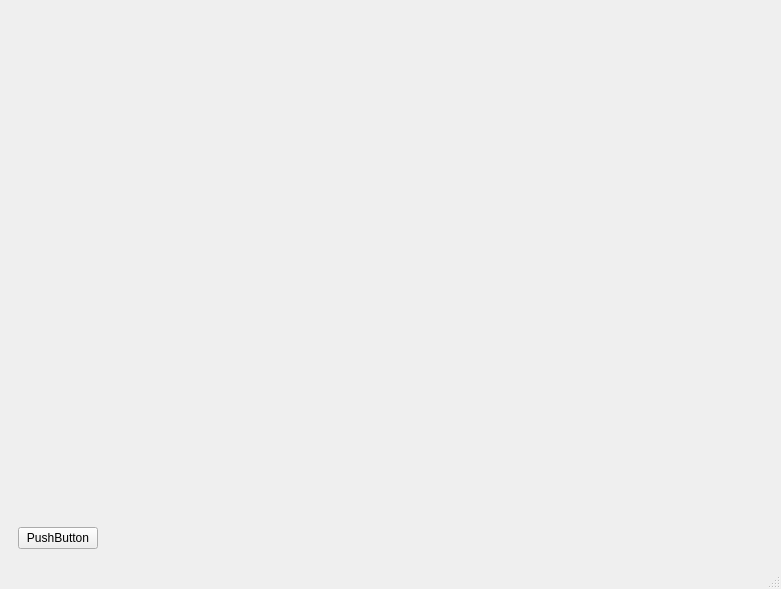
09rohanchopra/CamTechHack-17, file gui.ui: the form before one commit.
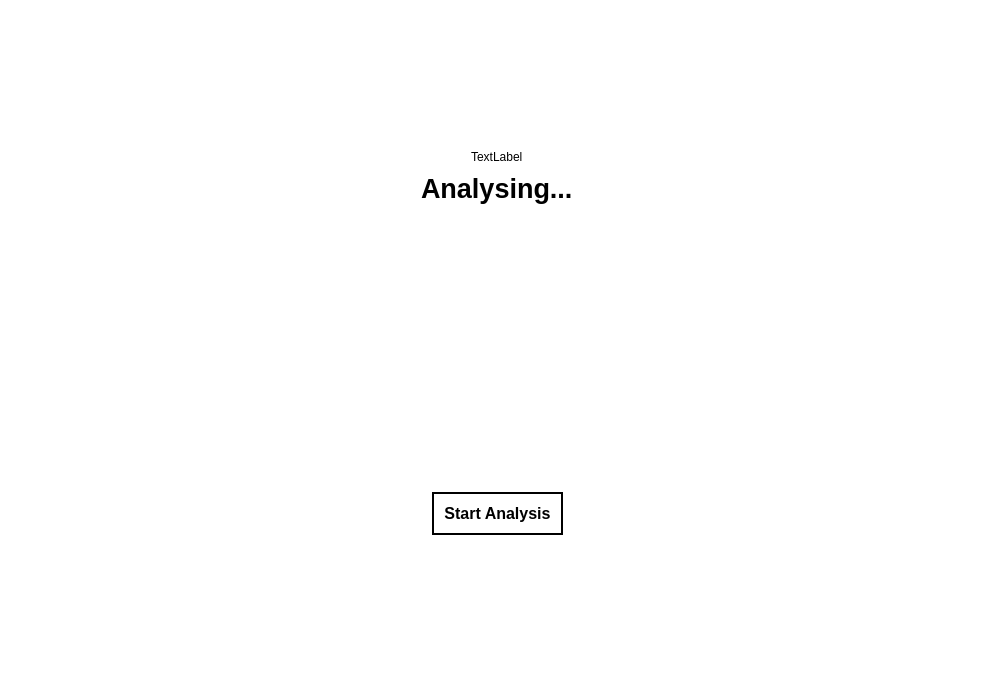
The form after the commit.

```diff
--- a/gui.ui
+++ b/gui.ui
@@ -6,53 +6,237 @@
    <rect>
     <x>0</x>
     <y>0</y>
-    <width>781</width>
-    <height>589</height>
+    <width>994</width>
+    <height>688</height>
    </rect>
   </property>
   <property name="windowTitle">
    <string>MainWindow</string>
   </property>
+  <property name="autoFillBackground">
+   <bool>false</bool>
+  </property>
+  <property name="styleSheet">
+   <string notr="true">background:#FFF;
+</string>
+  </property>
   <widget class="QWidget" name="centralwidget">
+   <property name="styleSheet">
+    <string notr="true"/>
+   </property>
    <layout class="QVBoxLayout" name="verticalLayout_2">
     <item>
-     <layout class="QHBoxLayout" name="horizontalLayout">
+     <layout class="QVBoxLayout" name="verticalLayout_5">
       <item>
-       <widget class="QWidget" name="eyeImage" native="true"/>
+       <spacer name="verticalSpacer">
+        <property name="orientation">
+         <enum>Qt::Vertical</enum>
+        </property>
+        <property name="sizeHint" stdset="0">
+         <size>
+          <width>20</width>
+          <height>120</height>
+         </size>
+        </property>
+       </spacer>
+      </item>
+      <item>
+       <layout class="QHBoxLayout" name="horizontalLayout_3" stretch="0,0,0">
+        <property name="spacing">
+         <number>10</number>
+        </property>
+        <property name="margin">
+         <number>0</number>
+        </property>
+        <item>
+         <spacer name="horizontalSpacer">
+          <property name="orientation">
+           <enum>Qt::Horizontal</enum>
+          </property>
+          <property name="sizeHint" stdset="0">
+           <size>
+            <width>40</width>
+            <height>20</height>
+           </size>
+          </property>
+         </spacer>
+        </item>
+        <item>
+         <widget class="QLabel" name="logoLabel">
+          <property name="text">
+           <string>TextLabel</string>
+          </property>
+         </widget>
+        </item>
+        <item>
+         <spacer name="horizontalSpacer_2">
+          <property name="orientation">
+           <enum>Qt::Horizontal</enum>
+          </property>
+          <property name="sizeHint" stdset="0">
+           <size>
+            <width>40</width>
+            <height>20</height>
+           </size>
+          </property>
+         </spacer>
+        </item>
+       </layout>
+      </item>
+      <item>
+       <layout class="QHBoxLayout" name="horizontalLayout_5">
+        <property name="margin">
+         <number>0</number>
+        </property>
+        <item>
+         <spacer name="horizontalSpacer_6">
+          <property name="orientation">
+           <enum>Qt::Horizontal</enum>
+          </property>
+          <property name="sizeHint" stdset="0">
+           <size>
+            <width>40</width>
+            <height>20</height>
+           </size>
+          </property>
+         </spacer>
+        </item>
+        <item>
+         <widget class="QLabel" name="analysingLabel">
+          <property name="font">
+           <font>
+            <family>Nirmala UI</family>
+            <pointsize>20</pointsize>
+            <weight>75</weight>
+            <bold>true</bold>
+           </font>
+          </property>
+          <property name="text">
+           <string>Analysing...</string>
+          </property>
+         </widget>
+        </item>
+        <item>
+         <spacer name="horizontalSpacer_5">
+          <property name="orientation">
+           <enum>Qt::Horizontal</enum>
+          </property>
+          <property name="sizeHint" stdset="0">
+           <size>
+            <width>40</width>
+            <height>20</height>
+           </size>
+          </property>
+         </spacer>
+        </item>
+       </layout>
+      </item>
+      <item>
+       <spacer name="verticalSpacer_2">
+        <property name="orientation">
+         <enum>Qt::Vertical</enum>
+        </property>
+        <property name="sizeHint" stdset="0">
+         <size>
+          <width>20</width>
+          <height>40</height>
+         </size>
+        </property>
+       </spacer>
       </item>
      </layout>
     </item>
     <item>
-     <widget class="QWidget" name="horizontalWidget_2" native="true">
-      <property name="maximumSize">
-       <size>
-        <width>759</width>
-        <height>25</height>
-       </size>
-      </property>
-      <layout class="QHBoxLayout" name="horizontalLayout_2">
+     <widget class="QFrame" name="buttonFrame">
+      <layout class="QVBoxLayout" name="buttonLayout">
        <property name="sizeConstraint">
-        <enum>QLayout::SetFixedSize</enum>
+        <enum>QLayout::SetMinimumSize</enum>
        </property>
-       <item alignment="Qt::AlignVCenter">
-        <widget class="QPushButton" name="startProg">
-         <property name="maximumSize">
+       <item>
+        <spacer name="verticalSpacer_4">
+         <property name="orientation">
+          <enum>Qt::Vertical</enum>
+         </property>
+         <property name="sizeHint" stdset="0">
           <size>
-           <width>250</width>
-           <height>28</height>
+           <width>20</width>
+           <height>40</height>
           </size>
          </property>
-         <property name="text">
-          <string>PushButton</string>
+        </spacer>
+       </item>
+       <item>
+        <layout class="QHBoxLayout" name="horizontalLayout_4">
+         <item>
+          <spacer name="horizontalSpacer_3">
+           <property name="orientation">
+            <enum>Qt::Horizontal</enum>
+           </property>
+           <property name="sizeHint" stdset="0">
+            <size>
+             <width>40</width>
+             <height>20</height>
+            </size>
+           </property>
+          </spacer>
+         </item>
+         <item>
+          <widget class="QPushButton" name="startButton">
+           <property name="maximumSize">
+            <size>
+             <width>16777215</width>
+             <height>16777215</height>
+            </size>
+           </property>
+           <property name="font">
+            <font>
+             <pointsize>12</pointsize>
+             <weight>75</weight>
+             <bold>true</bold>
+            </font>
+           </property>
+           <property name="styleSheet">
+            <string notr="true">border: 2px solid black;
+padding: 10px;</string>
+           </property>
+           <property name="text">
+            <string>Start Analysis</string>
+           </property>
+          </widget>
+         </item>
+         <item>
+          <spacer name="horizontalSpacer_4">
+           <property name="orientation">
+            <enum>Qt::Horizontal</enum>
+           </property>
+           <property name="sizeHint" stdset="0">
+            <size>
+             <width>40</width>
+             <height>20</height>
+            </size>
+           </property>
+          </spacer>
+         </item>
+        </layout>
+       </item>
+       <item>
+        <spacer name="verticalSpacer_3">
+         <property name="orientation">
+          <enum>Qt::Vertical</enum>
          </property>
-        </widget>
+         <property name="sizeHint" stdset="0">
+          <size>
+           <width>20</width>
+           <height>100</height>
+          </size>
+         </property>
+        </spacer>
        </item>
       </layout>
      </widget>
     </item>
    </layout>
   </widget>
-  <widget class="QStatusBar" name="statusbar"/>
  </widget>
  <resources/>
  <connections/>
```
